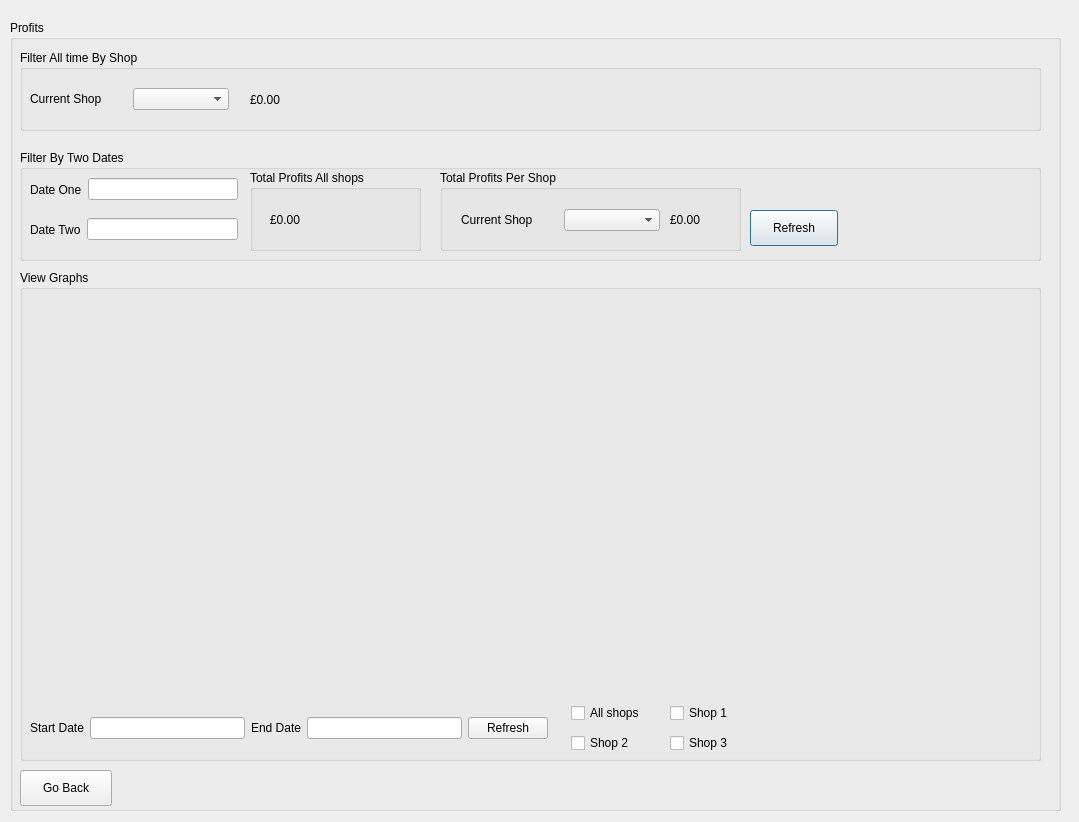
This is QtApplication/16Cycles/profits.ui in Slavyana-c/16-Cycles as Qt 5 draws it before an edit. The edited form follows.
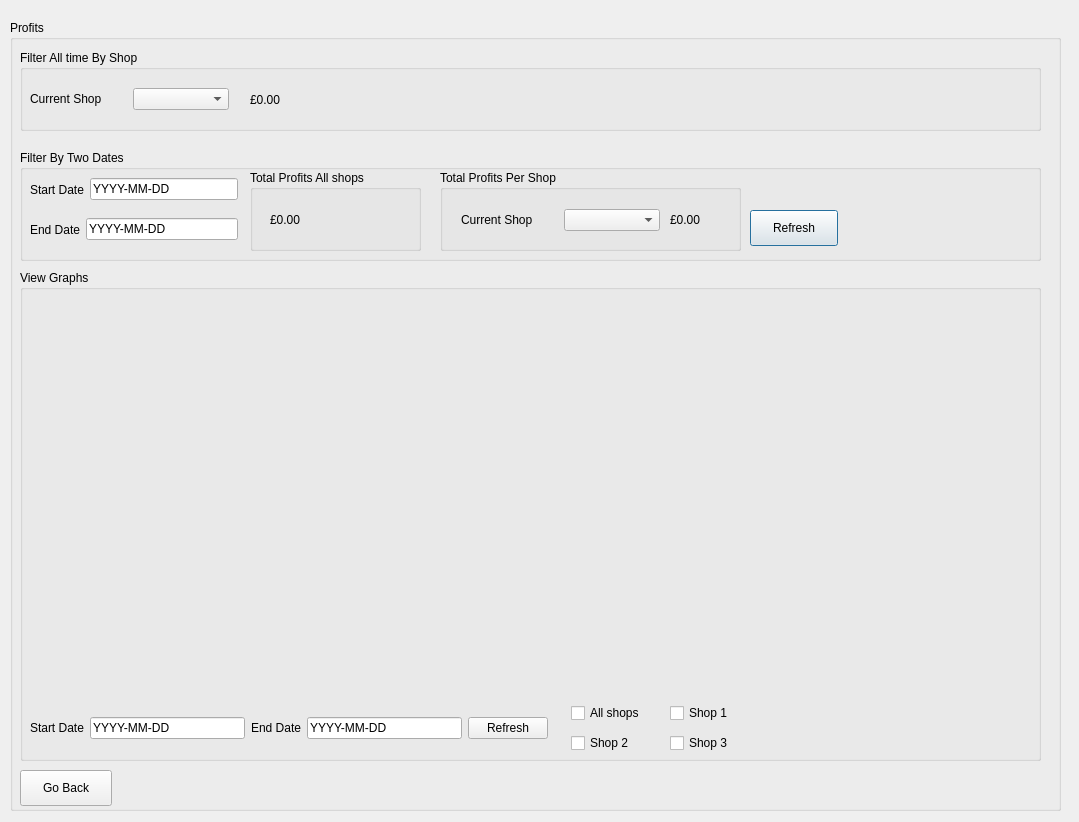
This is the edited form. Custom widgets are drawn as their Qt base class.

The edit to the form file:
```diff
--- a/QtApplication/16Cycles/profits.ui
+++ b/QtApplication/16Cycles/profits.ui
@@ -143,12 +143,16 @@
       <item>
        <widget class="QLabel" name="dateOneLabel">
         <property name="text">
-         <string>Date One</string>
+         <string>Start Date</string>
         </property>
        </widget>
       </item>
       <item>
-       <widget class="QLineEdit" name="dateOneLineEdit"/>
+       <widget class="QLineEdit" name="dateOneLineEdit">
+        <property name="text">
+         <string>YYYY-MM-DD</string>
+        </property>
+       </widget>
       </item>
      </layout>
     </widget>
@@ -165,12 +169,16 @@
       <item>
        <widget class="QLabel" name="dateTwoLabel">
         <property name="text">
-         <string>Date Two</string>
+         <string>End Date</string>
         </property>
        </widget>
       </item>
       <item>
-       <widget class="QLineEdit" name="dateTwoLineEdit"/>
+       <widget class="QLineEdit" name="dateTwoLineEdit">
+        <property name="text">
+         <string>YYYY-MM-DD</string>
+        </property>
+       </widget>
       </item>
      </layout>
     </widget>
@@ -266,7 +274,11 @@
        </widget>
       </item>
       <item>
-       <widget class="QLineEdit" name="startDateLineEdit"/>
+       <widget class="QLineEdit" name="startDateLineEdit">
+        <property name="text">
+         <string>YYYY-MM-DD</string>
+        </property>
+       </widget>
       </item>
       <item>
        <widget class="QLabel" name="EndDateLabel">
@@ -276,7 +288,11 @@
        </widget>
       </item>
       <item>
-       <widget class="QLineEdit" name="endDateLineEdit"/>
+       <widget class="QLineEdit" name="endDateLineEdit">
+        <property name="text">
+         <string>YYYY-MM-DD</string>
+        </property>
+       </widget>
       </item>
       <item>
        <widget class="QPushButton" name="graphsRefreshButton">
```
